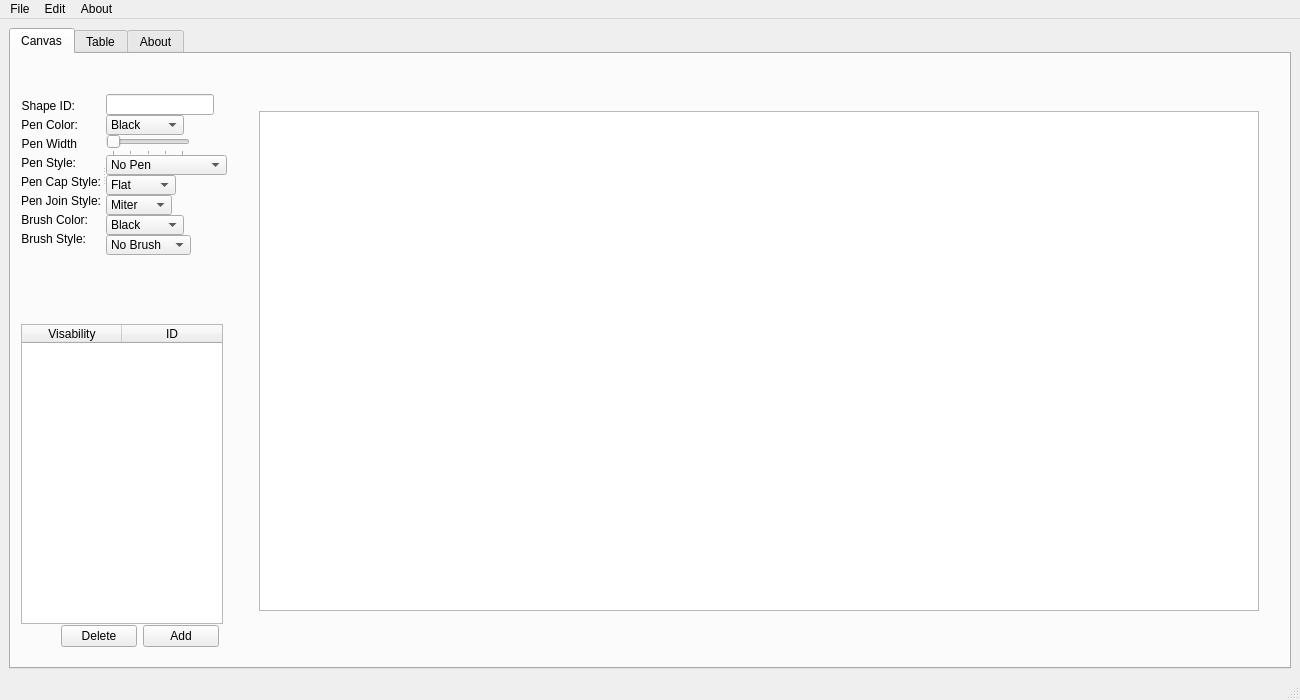
Before: the Qt Designer form CoolCats/maininterface.ui in 25wes25/include-dad-, drawn with Qt 5.
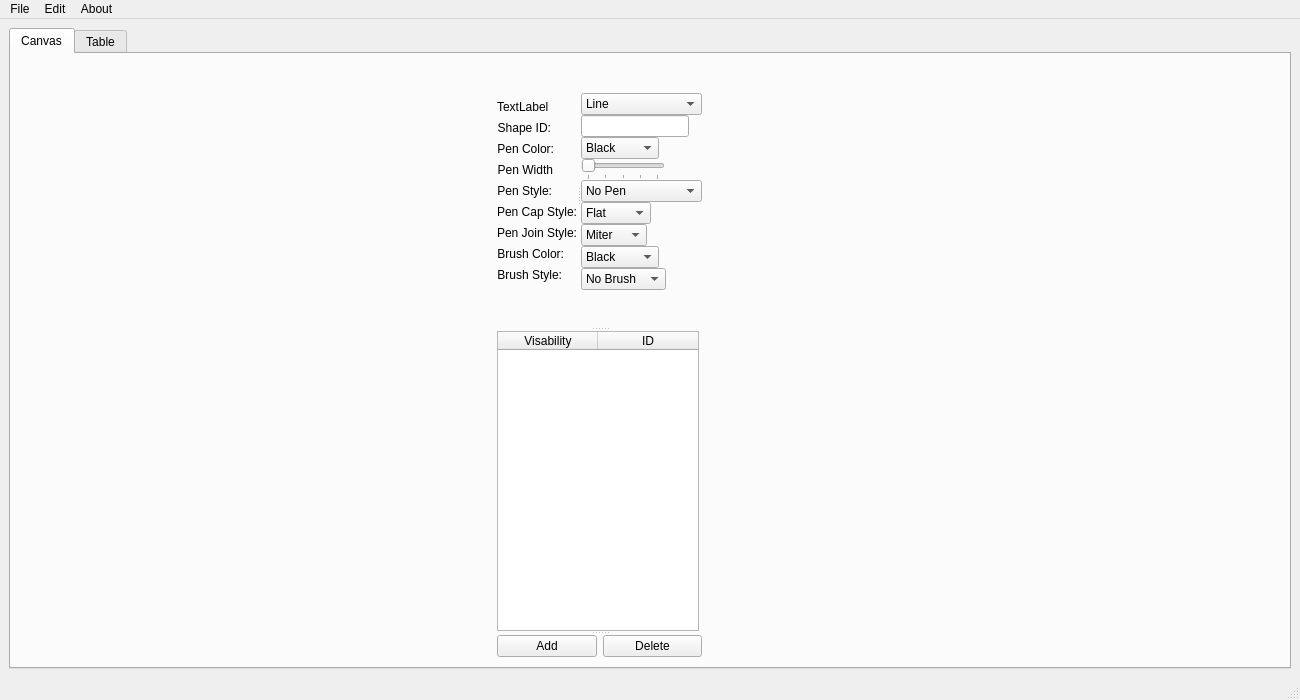
After: the same form once the commit is applied.

```diff
--- a/CoolCats/maininterface.ui
+++ b/CoolCats/maininterface.ui
@@ -48,90 +48,21 @@
        <attribute name="title">
         <string>Canvas</string>
        </attribute>
-       <widget class="QGraphicsView" name="RenderArea">
-        <property name="geometry">
-         <rect>
-          <x>248</x>
-          <y>57</y>
-          <width>1000</width>
-          <height>500</height>
-         </rect>
-        </property>
-        <property name="sizePolicy">
-         <sizepolicy hsizetype="Fixed" vsizetype="Fixed">
-          <horstretch>0</horstretch>
-          <verstretch>0</verstretch>
-         </sizepolicy>
-        </property>
-        <property name="minimumSize">
-         <size>
-          <width>1000</width>
-          <height>500</height>
-         </size>
-        </property>
-        <property name="maximumSize">
-         <size>
-          <width>0</width>
-          <height>500</height>
-         </size>
-        </property>
-       </widget>
-       <widget class="QTableWidget" name="layerTable">
-        <property name="geometry">
-         <rect>
-          <x>10</x>
-          <y>270</y>
-          <width>202</width>
-          <height>300</height>
-         </rect>
-        </property>
-        <property name="sizePolicy">
-         <sizepolicy hsizetype="Fixed" vsizetype="Expanding">
-          <horstretch>0</horstretch>
-          <verstretch>0</verstretch>
-         </sizepolicy>
-        </property>
-        <property name="minimumSize">
-         <size>
-          <width>202</width>
-          <height>300</height>
-         </size>
-        </property>
-        <property name="maximumSize">
-         <size>
-          <width>202</width>
-          <height>500</height>
-         </size>
-        </property>
-        <property name="sizeAdjustPolicy">
-         <enum>QAbstractScrollArea::AdjustToContents</enum>
-        </property>
-        <property name="autoScrollMargin">
-         <number>16</number>
-        </property>
-        <property name="columnCount">
-         <number>2</number>
-        </property>
-        <column>
-         <property name="text">
-          <string>Visability</string>
-         </property>
-        </column>
-        <column>
-         <property name="text">
-          <string>ID</string>
-         </property>
-        </column>
-       </widget>
+       <layout class="QGridLayout" name="gridLayout_2">
+        <item row="0" column="0">
+         <layout class="QHBoxLayout" name="horizontalLayout">
+          <property name="spacing">
+           <number>25</number>
+          </property>
+          <property name="rightMargin">
+           <number>100</number>
+          </property>
+          <item>
+           <widget class="QSplitter" name="CanvasInfoSplitter">
+            <property name="orientation">
+             <enum>Qt::Vertical</enum>
+            </property>
        <widget class="QSplitter" name="InputSplitter">
-        <property name="geometry">
-         <rect>
-          <x>10</x>
-          <y>10</y>
-          <width>208</width>
-          <height>221</height>
-         </rect>
-        </property>
         <property name="sizePolicy">
          <sizepolicy hsizetype="Fixed" vsizetype="Fixed">
           <horstretch>0</horstretch>
@@ -167,6 +98,19 @@
           <property name="bottomMargin">
            <number>30</number>
           </property>
+               <item>
+                <widget class="QLabel" name="ShapeTypeLabel">
+                 <property name="sizePolicy">
+                  <sizepolicy hsizetype="Fixed" vsizetype="Fixed">
+                   <horstretch>0</horstretch>
+                   <verstretch>0</verstretch>
+                  </sizepolicy>
+                 </property>
+                 <property name="text">
+                  <string>TextLabel</string>
+                 </property>
+                </widget>
+               </item>
           <item>
            <widget class="QLabel" name="shapeIdLabel">
             <property name="sizePolicy">
@@ -308,6 +252,50 @@
           <property name="bottomMargin">
            <number>30</number>
           </property>
+               <item>
+                <widget class="QComboBox" name="ShapeTypeEdit">
+                 <item>
+                  <property name="text">
+                   <string>Line</string>
+                  </property>
+                 </item>
+                 <item>
+                  <property name="text">
+                   <string>PolyLine</string>
+                  </property>
+                 </item>
+                 <item>
+                  <property name="text">
+                   <string>PolyGon</string>
+                  </property>
+                 </item>
+                 <item>
+                  <property name="text">
+                   <string>Circle</string>
+                  </property>
+                 </item>
+                 <item>
+                  <property name="text">
+                   <string>Ellipse</string>
+                  </property>
+                 </item>
+                 <item>
+                  <property name="text">
+                   <string>Square</string>
+                  </property>
+                 </item>
+                 <item>
+                  <property name="text">
+                   <string>Rectangle</string>
+                  </property>
+                 </item>
+                 <item>
+                  <property name="text">
+                   <string>Text</string>
+                  </property>
+                 </item>
+                </widget>
+               </item>
           <item>
            <widget class="QLineEdit" name="shapeIdEdit">
             <property name="sizePolicy">
@@ -600,23 +588,47 @@
          </layout>
         </widget>
        </widget>
+            <widget class="QTableWidget" name="layerTable">
+             <property name="sizePolicy">
+              <sizepolicy hsizetype="Fixed" vsizetype="Expanding">
+               <horstretch>0</horstretch>
+               <verstretch>0</verstretch>
+              </sizepolicy>
+             </property>
+             <property name="minimumSize">
+              <size>
+               <width>202</width>
+               <height>300</height>
+              </size>
+             </property>
+             <property name="maximumSize">
+              <size>
+               <width>202</width>
+               <height>500</height>
+              </size>
+             </property>
+             <property name="sizeAdjustPolicy">
+              <enum>QAbstractScrollArea::AdjustToContents</enum>
+             </property>
+             <property name="autoScrollMargin">
+              <number>16</number>
+             </property>
+             <property name="columnCount">
+              <number>2</number>
+             </property>
+             <column>
+              <property name="text">
+               <string>Visability</string>
+              </property>
+             </column>
+             <column>
+              <property name="text">
+               <string>ID</string>
+              </property>
+             </column>
+            </widget>
        <widget class="QWidget" name="layoutWidget_4">
-        <property name="geometry">
-         <rect>
-          <x>50</x>
-          <y>570</y>
-          <width>158</width>
-          <height>25</height>
-         </rect>
-        </property>
         <layout class="QHBoxLayout" name="Adddelete_3">
-         <item>
-          <widget class="QPushButton" name="DeleteObj">
-           <property name="text">
-            <string>Delete</string>
-           </property>
-          </widget>
-         </item>
          <item>
           <widget class="QPushButton" name="AddObject_4">
            <property name="text">
@@ -624,8 +636,20 @@
            </property>
           </widget>
          </item>
-        </layout>
-       </widget>
+              <item>
+               <widget class="QPushButton" name="DeleteObj">
+                <property name="text">
+                 <string>Delete</string>
+                </property>
+               </widget>
+              </item>
+             </layout>
+            </widget>
+           </widget>
+          </item>
+         </layout>
+        </item>
+       </layout>
       </widget>
       <widget class="QWidget" name="Table">
        <attribute name="title">
@@ -642,53 +666,6 @@
         </property>
        </widget>
       </widget>
-      <widget class="QWidget" name="About">
-       <property name="enabled">
-        <bool>true</bool>
-       </property>
-       <attribute name="title">
-        <string>About</string>
-       </attribute>
-       <widget class="QLabel" name="contactUsLabel">
-        <property name="geometry">
-         <rect>
-          <x>810</x>
-          <y>130</y>
-          <width>211</width>
-          <height>16</height>
-         </rect>
-        </property>
-        <property name="text">
-         <string>Contact us</string>
-        </property>
-       </widget>
-       <widget class="QLabel" name="mainenancePlanLabel">
-        <property name="geometry">
-         <rect>
-          <x>230</x>
-          <y>150</y>
-          <width>181</width>
-          <height>16</height>
-         </rect>
-        </property>
-        <property name="text">
-         <string>Maintenance Plan</string>
-        </property>
-       </widget>
-       <widget class="QLabel" name="testimonialsLabel">
-        <property name="geometry">
-         <rect>
-          <x>520</x>
-          <y>330</y>
-          <width>201</width>
-          <height>16</height>
-         </rect>
-        </property>
-        <property name="text">
-         <string>Testimonials</string>
-        </property>
-       </widget>
-      </widget>
      </widget>
     </item>
    </layout>
```
Left out of the diff: 20 changed lines with no effect on the pictures. Lines whose indentation alone changed are shown as unchanged.
